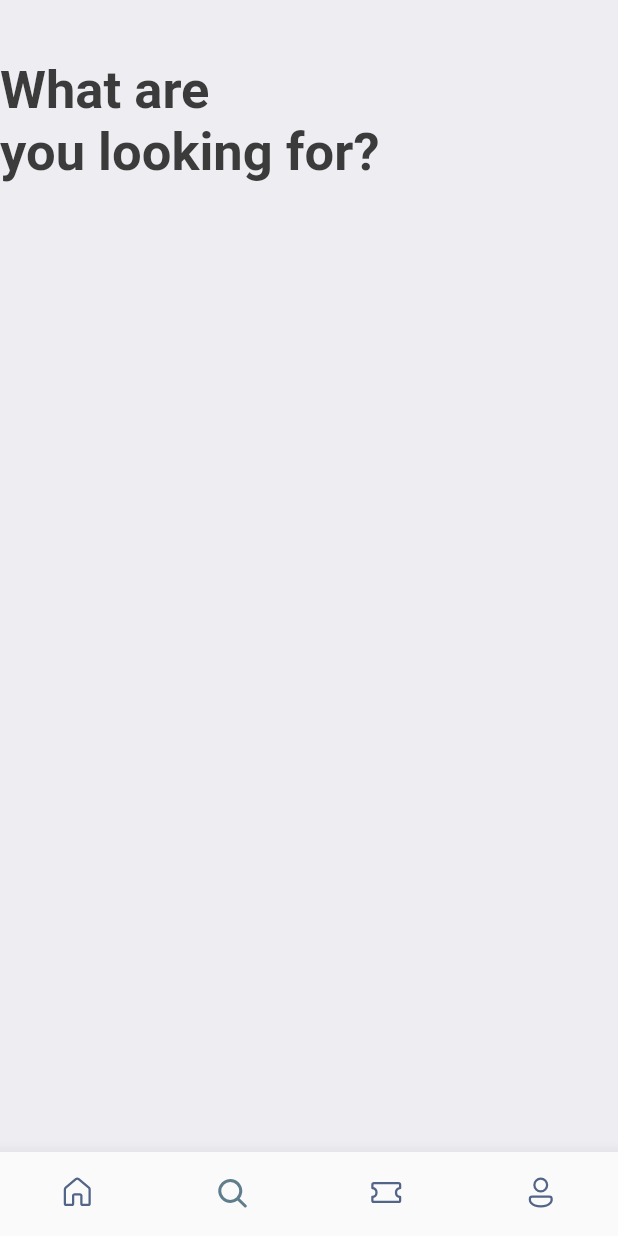
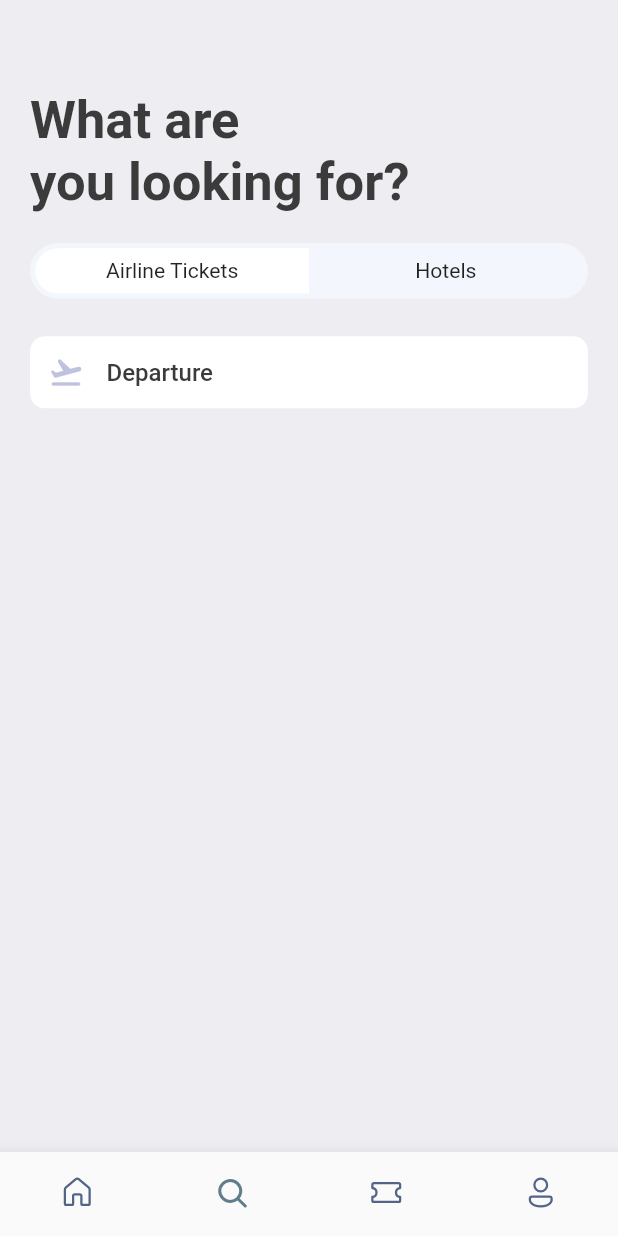
Before and after one commit to shemaabra/e-ticket, a Flutter app: the screen it shows after launch, item 2 of the bottom bar chosen, on a phone screen of 412 x 824 dp. Run offline on Flutter 3.47's test engine with Material 2 defaults, Android fonts, the phone set to English and light mode, and no system bars; our stand-ins replace fluentui_icons, gap, get, google_fonts.

Commit message:
search departure

```diff
--- a/lib/screens/search_screen.dart
+++ b/lib/screens/search_screen.dart
@@ -1,4 +1,5 @@
 import 'package:booktickets/utils/app_layout.dart';
+import 'package:booktickets/widgets/icon_text_widget.dart';
 import 'package:flutter/material.dart';
 import 'package:gap/gap.dart';
 
@@ -9,15 +10,88 @@ class SearchScreen extends StatelessWidget {
 
   @override
   Widget build(BuildContext context) {
+    final size = AppLayout.getSize(context);
     return Scaffold(
       backgroundColor: Styles.bgColor,
       body: ListView(
+        padding: EdgeInsets.symmetric(
+          horizontal: AppLayout.getWidth(20),
+          vertical: AppLayout.getHeight(20),
+        ),
         children: [
-          Gap(AppLayout.getHeight(40),),
-          Text("What are\nyou looking for?", style: Styles.headLineStyle1.copyWith(fontSize: 35),)
+          Gap(
+            AppLayout.getHeight(40),
+          ),
+          Text(
+            "What are\nyou looking for?",
+            style: Styles.headLineStyle1.copyWith(
+              fontSize: AppLayout.getWidth(35),
+            ),
+          ),
+          Gap(
+            AppLayout.getHeight(20),
+          ),
+          FittedBox(
+            child: Container(
+              padding: EdgeInsets.all(AppLayout.getHeight(3.5)),
+              child: Row(
+                children: [
+                  /*
+                     Airline Tickets
+                   */
+                  Container(
+                    width: size.width * .44,
+                    padding: EdgeInsets.symmetric(
+                      vertical: AppLayout.getHeight(7),
+                    ),
+                    decoration: BoxDecoration(
+                      borderRadius: BorderRadius.horizontal(
+                        left: Radius.circular(
+                          AppLayout.getHeight(50),
+                        ),
+                      ),
+                      color: Colors.white,
+                    ),
+                    child: Center(
+                      child: Text("Airline Tickets"),
+                    ),
+                  ),
+                  /*
+                    Hotels
+                   */
+                  Container(
+                    width: size.width * .44,
+                    padding: EdgeInsets.symmetric(
+                      vertical: AppLayout.getHeight(7),
+                    ),
+                    decoration: BoxDecoration(
+                      borderRadius: BorderRadius.horizontal(
+                        right: Radius.circular(
+                          AppLayout.getHeight(50),
+                        ),
+                      ),
+                      color: Colors.transparent,
+                    ),
+                    child: Center(
+                      child: Text("Hotels"),
+                    ),
+                  ),
+                ],
+              ),
+              decoration: BoxDecoration(
+                borderRadius: BorderRadius.circular(
+                  AppLayout.getHeight(50),
+                ),
+                color: const Color(0xFFF4F6FD),
+              ),
+            ),
+          ),
+          Gap(
+            AppLayout.getHeight(25),
+          ),
+          IconText(),
         ],
       ),
     );
   }
-
 }
--- /dev/null
+++ b/lib/widgets/icon_text_widget.dart
@@ -0,0 +1,42 @@
+import 'package:flutter/cupertino.dart';
+import 'package:flutter/material.dart';
+import 'package:gap/gap.dart';
+
+import '../utils/app_layout.dart';
+import '../utils/app_styles.dart';
+
+class IconText extends StatelessWidget {
+  const IconText({super.key});
+
+  @override
+  Widget build(BuildContext context) {
+    return Container(
+      padding: EdgeInsets.symmetric(
+        vertical: AppLayout.getHeight(12),
+        horizontal: AppLayout.getWidth(12),
+      ),
+      decoration: BoxDecoration(
+        color: Colors.white,
+        borderRadius: BorderRadius.circular(
+          AppLayout.getWidth(10),
+        ),
+      ),
+      child: Row(
+        children: [
+          const Icon(
+            Icons.flight_takeoff_rounded,
+            color: Color(0xFFBFC2DF),
+          ),
+          Gap(
+            AppLayout.getWidth(15),
+          ),
+          Text(
+            "Departure",
+            style: Styles.textStyle,
+          )
+        ],
+      ),
+    );
+  }
+
+}
```
